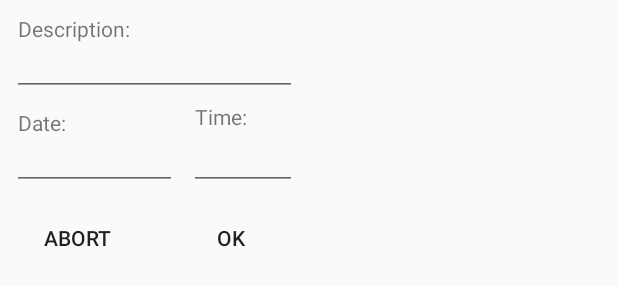
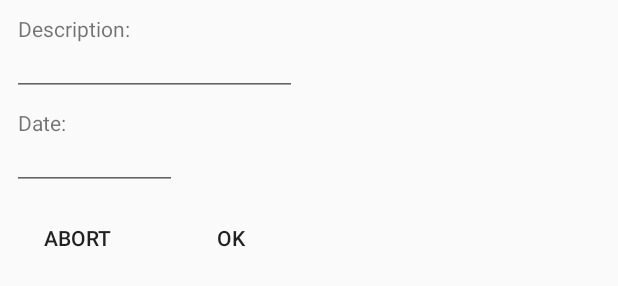
Before and after one commit to drunkenEldritch/TMMCalculator, an Android app: the layout fragment_position_dialog.xml on its own in the app's theme, with its tools: preview values and no code run, on a phone screen of 412 x 824 dp. Shown: the part 235-521 px from the top of the screen. Run offline under Robolectric (Android 15) with nearby library versions, the phone set to English and light mode, and no system bars.

```diff
--- a/app/src/main/java/com/dreldritch/tmmcalculator/model/sqlitedb/PositionDBHandler.kt
+++ b/app/src/main/java/com/dreldritch/tmmcalculator/model/sqlitedb/PositionDBHandler.kt
@@ -18,7 +18,6 @@ class PositionDBHandler(context: Context) : SQLiteOpenHelper(context, DB_NAME, n
         const val DESCRIPTION = "description"
         const val PRICE = "price"
         const val DATE = "date"
-        const val TIME = "time"
 
         private const val CREATE_TABLE_POSITION = "CREATE TABLE " + POSITION_TABLE + "(" +
                 ID          + " INTEGER PRIMARY KEY, " +
@@ -26,7 +25,6 @@ class PositionDBHandler(context: Context) : SQLiteOpenHelper(context, DB_NAME, n
                 DESCRIPTION + " TEXT, "     +
                 PRICE       + " REAL, "     +
                 DATE        + " TEXT," +
-                TIME        + " TEXT" +
                 ");"
 
         private var hInstance: PositionDBHandler? = null
--- a/app/src/main/res/layout/fragment_position_dialog.xml
+++ b/app/src/main/res/layout/fragment_position_dialog.xml
@@ -1,5 +1,6 @@
 <ScrollView xmlns:android="http://schemas.android.com/apk/res/android"
     xmlns:app="http://schemas.android.com/apk/res-auto"
+    xmlns:tools="http://schemas.android.com/tools"
     android:layout_width="match_parent"
     android:layout_height="match_parent">
 
@@ -148,12 +149,10 @@
             android:layout_marginBottom="8dp"
             android:layout_marginEnd="8dp"
             android:layout_marginStart="8dp"
-            android:layout_marginTop="8dp"
             android:text="@string/ok_str"
             app:layout_constraintBottom_toBottomOf="parent"
             app:layout_constraintEnd_toEndOf="parent"
-            app:layout_constraintStart_toStartOf="@+id/guideline4"
-            app:layout_constraintTop_toBottomOf="@+id/pos_time_edit" />
+            app:layout_constraintStart_toStartOf="@+id/guideline4" />
 
         <android.support.constraint.Guideline
             android:id="@+id/guideline4"
@@ -186,32 +185,5 @@
             app:layout_constraintStart_toStartOf="parent"
             app:layout_constraintTop_toBottomOf="@+id/pos_date" />
 
-        <TextView
-            android:id="@+id/pos_time"
-            android:layout_width="wrap_content"
-            android:layout_height="wrap_content"
-            android:layout_marginStart="8dp"
-            android:layout_marginTop="4dp"
-            android:labelFor="@+id/pos_time_edit"
-            android:paddingEnd="4dp"
-            android:paddingStart="4dp"
-            android:text="@string/time_str"
-            app:layout_constraintStart_toEndOf="@+id/pos_date_edit"
-            app:layout_constraintTop_toBottomOf="@+id/pos_description_edit" />
-
-        <EditText
-            android:id="@+id/pos_time_edit"
-            android:layout_width="0dp"
-            android:layout_height="wrap_content"
-            android:layout_marginEnd="8dp"
-            android:layout_marginStart="8dp"
-            android:layout_marginTop="4dp"
-            android:ems="10"
-            android:inputType="time"
-            android:paddingTop="0dp"
-            app:layout_constraintEnd_toEndOf="parent"
-            app:layout_constraintStart_toEndOf="@+id/pos_date_edit"
-            app:layout_constraintTop_toBottomOf="@+id/pos_time" />
-
     </android.support.constraint.ConstraintLayout>
 </ScrollView>
```
Also changed, not shown: app/src/main/java/com/dreldritch/tmmcalculator/controller/PositionDialogFragment.kt (+42 -29 lines), app/src/main/java/com/dreldritch/tmmcalculator/model/Position.kt (+36 -1 lines), app/src/main/java/com/dreldritch/tmmcalculator/model/sqlitedb/PositionDBProcessor.kt (+23 -24 lines).
